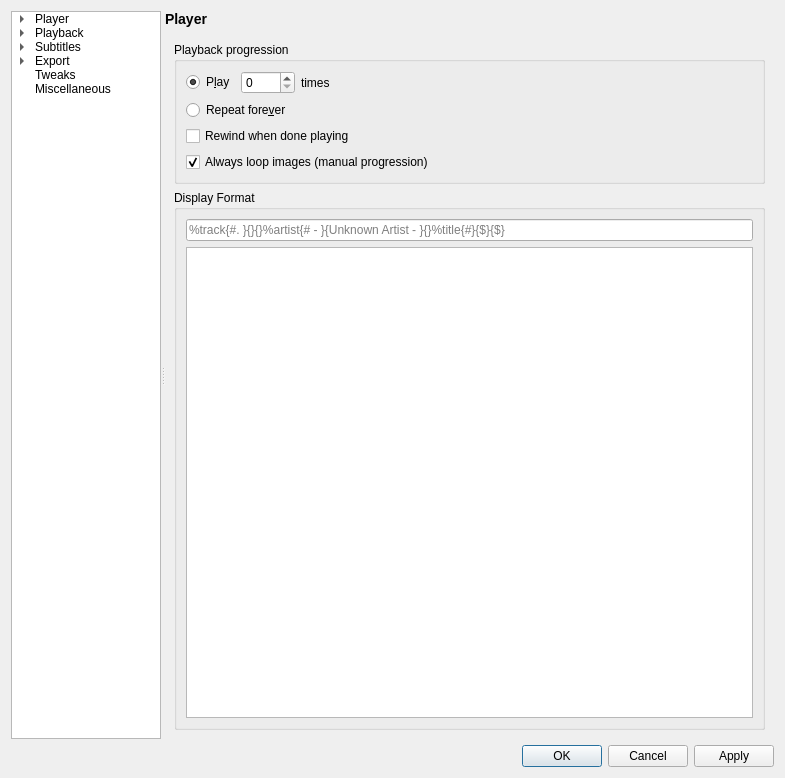
Before: the Qt Designer form settingswindow.ui in mpc-qt/mpc-qt, drawn with Qt 5.
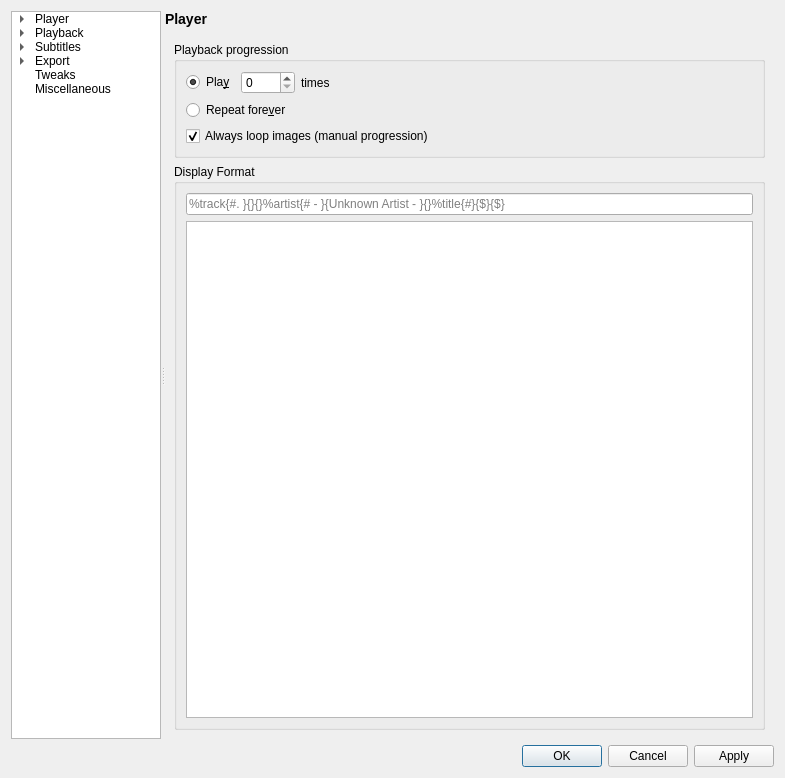
After: the same form once the commit is applied. The open tabs and pages were chosen to show the change.

Commit message:
settingswindow,mainwindow: move towards consistent Play After behavior.
I hope I have this interface right.

Patch:
```diff
--- a/settingswindow.ui
+++ b/settingswindow.ui
@@ -5000,7 +5000,7 @@
                 <item>
                  <widget class="QRadioButton" name="playbackPlayTimes">
                   <property name="text">
-                   <string>P&amp;lay</string>
+                   <string>Pla&amp;y</string>
                   </property>
                   <property name="checked">
                    <bool>true</bool>
@@ -5033,13 +5033,6 @@
                 </property>
                </widget>
               </item>
-              <item>
-               <widget class="QCheckBox" name="playbackRewindWhenDone">
-                <property name="text">
-                 <string>Rewind when done playing</string>
-                </property>
-               </widget>
-              </item>
               <item>
                <widget class="QCheckBox" name="playbackLoopImages">
                 <property name="text">
```
Left out of the diff: 2 changed lines with no effect on the pictures. The commit also changes 2 other files.
